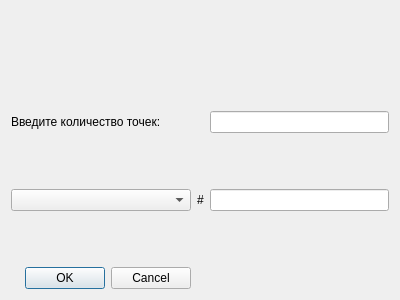
Qt form Actions/AddGraphs/addgraphdialog.ui (GirvitAlexander/Graph) before a commit.
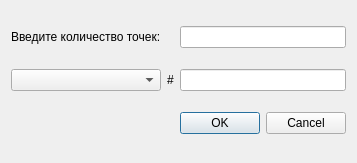
The same form after that commit.

Patch:
```diff
--- a/Actions/AddGraphs/addgraphdialog.ui
+++ b/Actions/AddGraphs/addgraphdialog.ui
@@ -6,48 +6,18 @@
    <rect>
     <x>0</x>
     <y>0</y>
-    <width>400</width>
-    <height>300</height>
+    <width>301</width>
+    <height>163</height>
    </rect>
   </property>
   <property name="windowTitle">
    <string>Новый случайный график</string>
   </property>
   <layout class="QGridLayout" name="gridLayout">
-   <item row="2" column="0">
-    <widget class="QLabel" name="label">
-     <property name="text">
-      <string>Введите количество точек:</string>
-     </property>
-    </widget>
-   </item>
-   <item row="4" column="1">
-    <widget class="QLabel" name="label_3">
-     <property name="text">
-      <string>#</string>
-     </property>
-    </widget>
-   </item>
-   <item row="3" column="0">
-    <spacer name="verticalSpacer_3">
-     <property name="orientation">
-      <enum>Qt::Vertical</enum>
-     </property>
-     <property name="sizeHint" stdset="0">
-      <size>
-       <width>20</width>
-       <height>40</height>
-      </size>
-     </property>
-    </spacer>
+   <item row="1" column="2">
+    <widget class="QLineEdit" name="colorEdit"/>
    </item>
    <item row="2" column="2">
-    <widget class="QLineEdit" name="numEdit"/>
-   </item>
-   <item row="4" column="0">
-    <widget class="QComboBox" name="comboBox"/>
-   </item>
-   <item row="6" column="0">
     <widget class="QDialogButtonBox" name="buttonBox">
      <property name="orientation">
       <enum>Qt::Horizontal</enum>
@@ -58,46 +28,24 @@
     </widget>
    </item>
    <item row="0" column="0">
-    <spacer name="verticalSpacer_2">
-     <property name="orientation">
-      <enum>Qt::Vertical</enum>
+    <widget class="QLabel" name="label">
+     <property name="text">
+      <string>Введите количество точек:</string>
      </property>
-     <property name="sizeHint" stdset="0">
-      <size>
-       <width>20</width>
-       <height>40</height>
-      </size>
-     </property>
-    </spacer>
-   </item>
-   <item row="4" column="2">
-    <widget class="QLineEdit" name="colorEdit"/>
-   </item>
-   <item row="5" column="0">
-    <spacer name="verticalSpacer">
-     <property name="orientation">
-      <enum>Qt::Vertical</enum>
-     </property>
-     <property name="sizeHint" stdset="0">
-      <size>
-       <width>20</width>
-       <height>40</height>
-      </size>
-     </property>
-    </spacer>
+    </widget>
    </item>
    <item row="1" column="0">
-    <spacer name="verticalSpacer_4">
-     <property name="orientation">
-      <enum>Qt::Vertical</enum>
+    <widget class="QComboBox" name="comboBox"/>
+   </item>
+   <item row="1" column="1">
+    <widget class="QLabel" name="label_3">
+     <property name="text">
+      <string>#</string>
      </property>
-     <property name="sizeHint" stdset="0">
-      <size>
-       <width>20</width>
-       <height>40</height>
-      </size>
-     </property>
-    </spacer>
+    </widget>
+   </item>
+   <item row="0" column="2">
+    <widget class="QLineEdit" name="numEdit"/>
    </item>
   </layout>
  </widget>
```
